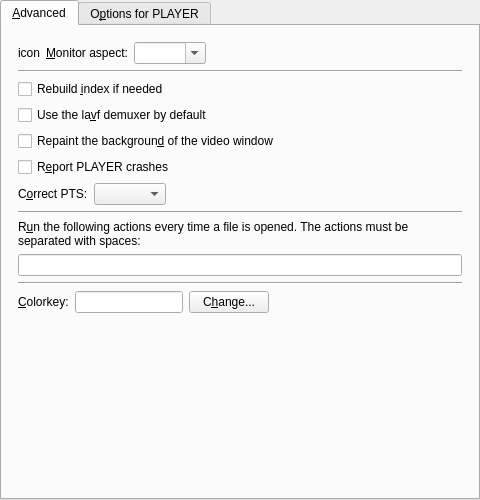
Before: the Qt Designer form src/gui/pref/advanced.ui in wilbert2000/wzplayer, drawn with Qt 5.
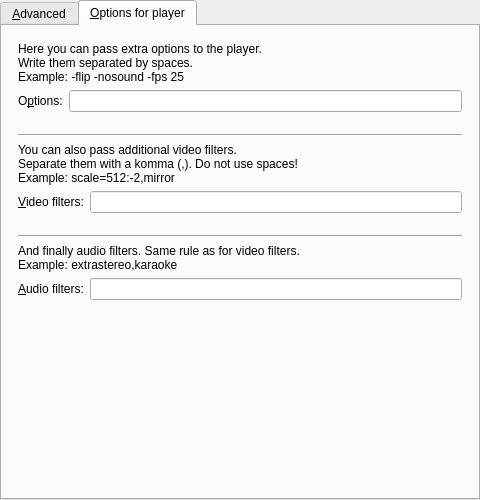
After: the same form once the commit is applied. The open tabs and pages were chosen to show the change. Custom widgets are drawn as their Qt base class.

Commit message: Moved Monitor aspect from advanced section to tab in video section

Patch:
```diff
--- a/src/gui/pref/advanced.ui
+++ b/src/gui/pref/advanced.ui
@@ -15,11 +15,11 @@
     <number>0</number>
    </property>
    <item>
-    <widget class="QTabWidget" name="advanced_tab">
+    <widget class="QTabWidget" name="advanced_tabwidget">
      <property name="currentIndex">
       <number>0</number>
      </property>
-     <widget class="QWidget" name="tab1">
+     <widget class="QWidget" name="advanced_tab">
       <attribute name="title">
        <string>&amp;Advanced</string>
       </attribute>
@@ -27,81 +27,6 @@
        <property name="margin">
         <number>16</number>
        </property>
-       <item>
-        <layout class="QHBoxLayout">
-         <property name="spacing">
-          <number>6</number>
-         </property>
-         <property name="margin">
-          <number>0</number>
-         </property>
-         <item>
-          <widget class="QLabel" name="monitor_aspect_icon">
-           <property name="text">
-            <string notr="true">icon</string>
-           </property>
-           <property name="wordWrap">
-            <bool>false</bool>
-           </property>
-          </widget>
-         </item>
-         <item>
-          <widget class="QLabel" name="textLabel1_8">
-           <property name="text">
-            <string>&amp;Monitor aspect:</string>
-           </property>
-           <property name="wordWrap">
-            <bool>false</bool>
-           </property>
-           <property name="buddy">
-            <cstring>monitoraspect_combo</cstring>
-           </property>
-          </widget>
-         </item>
-         <item>
-          <widget class="Gui::Pref::TComboBox" name="monitoraspect_combo">
-           <property name="sizePolicy">
-            <sizepolicy hsizetype="Preferred" vsizetype="Fixed">
-             <horstretch>0</horstretch>
-             <verstretch>0</verstretch>
-            </sizepolicy>
-           </property>
-           <property name="editable">
-            <bool>true</bool>
-           </property>
-          </widget>
-         </item>
-         <item>
-          <spacer>
-           <property name="orientation">
-            <enum>Qt::Horizontal</enum>
-           </property>
-           <property name="sizeType">
-            <enum>QSizePolicy::Expanding</enum>
-           </property>
-           <property name="sizeHint" stdset="0">
-            <size>
-             <width>190</width>
-             <height>21</height>
-            </size>
-           </property>
-          </spacer>
-         </item>
-        </layout>
-       </item>
-       <item>
-        <widget class="Line" name="line_2">
-         <property name="sizePolicy">
-          <sizepolicy hsizetype="Expanding" vsizetype="Fixed">
-           <horstretch>0</horstretch>
-           <verstretch>0</verstretch>
-          </sizepolicy>
-         </property>
-         <property name="orientation">
-          <enum>Qt::Horizontal</enum>
-         </property>
-        </widget>
-       </item>
        <item>
         <widget class="QCheckBox" name="idx_check">
          <property name="text">
@@ -276,9 +201,9 @@
        </item>
       </layout>
      </widget>
-     <widget class="QWidget" name="tab2">
+     <widget class="QWidget" name="options_tab">
       <attribute name="title">
-       <string notr="true">O&amp;ptions for PLAYER</string>
+       <string notr="true">&amp;Options for player</string>
       </attribute>
       <layout class="QVBoxLayout">
        <property name="margin">
@@ -287,9 +212,9 @@
        <item>
         <widget class="QLabel" name="options_info_label">
          <property name="text">
-          <string notr="true">Here you can pass extra options to PLAYER.
+          <string notr="true">Here you can pass extra options to the player.
 Write them separated by spaces.
-Example: -flip -nosound</string>
+Example: -flip -nosound -fps 25</string>
          </property>
          <property name="alignment">
           <set>Qt::AlignVCenter</set>
@@ -301,16 +226,22 @@
        </item>
        <item>
         <layout class="QHBoxLayout">
-         <property name="spacing">
-          <number>6</number>
+         <property name="leftMargin">
+          <number>0</number>
          </property>
-         <property name="margin">
+         <property name="topMargin">
           <number>0</number>
          </property>
+         <property name="rightMargin">
+          <number>0</number>
+         </property>
+         <property name="bottomMargin">
+          <number>16</number>
+         </property>
          <item>
           <widget class="QLabel" name="textLabel1_3">
            <property name="text">
-            <string>&amp;Options:</string>
+            <string>O&amp;ptions:</string>
            </property>
            <property name="wordWrap">
             <bool>false</bool>
@@ -348,7 +279,7 @@
         <widget class="QLabel" name="textLabel4_2">
          <property name="text">
           <string>You can also pass additional video filters.
-Separate them with &quot;,&quot;. Do not use spaces!
+Separate them with a komma (,). Do not use spaces!
 Example: scale=512:-2,mirror</string>
          </property>
          <property name="alignment">
@@ -367,10 +298,16 @@
          <property name="margin">
           <number>0</number>
          </property>
+         <property name="rightMargin">
+          <number>0</number>
+         </property>
+         <property name="bottomMargin">
+          <number>16</number>
+         </property>
          <item>
           <widget class="QLabel" name="textLabel2_3">
            <property name="text">
-            <string>V&amp;ideo filters:</string>
+            <string>&amp;Video filters:</string>
            </property>
            <property name="wordWrap">
             <bool>false</bool>
@@ -429,7 +366,7 @@
          <item>
           <widget class="QLabel" name="textLabel3_3">
            <property name="text">
-            <string>Audio &amp;filters:</string>
+            <string>&amp;Audio filters:</string>
            </property>
            <property name="wordWrap">
             <bool>false</bool>
@@ -464,11 +401,6 @@
   </layout>
  </widget>
  <customwidgets>
-  <customwidget>
-   <class>Gui::Pref::TComboBox</class>
-   <extends>QComboBox</extends>
-   <header>gui/pref/combobox.h</header>
-  </customwidget>
   <customwidget>
    <class>Gui::Pref::TTristateCombo</class>
    <extends>QComboBox</extends>
```
Left out of the diff: 9 changed lines with no effect on the pictures. The commit also changes 7 other files.
